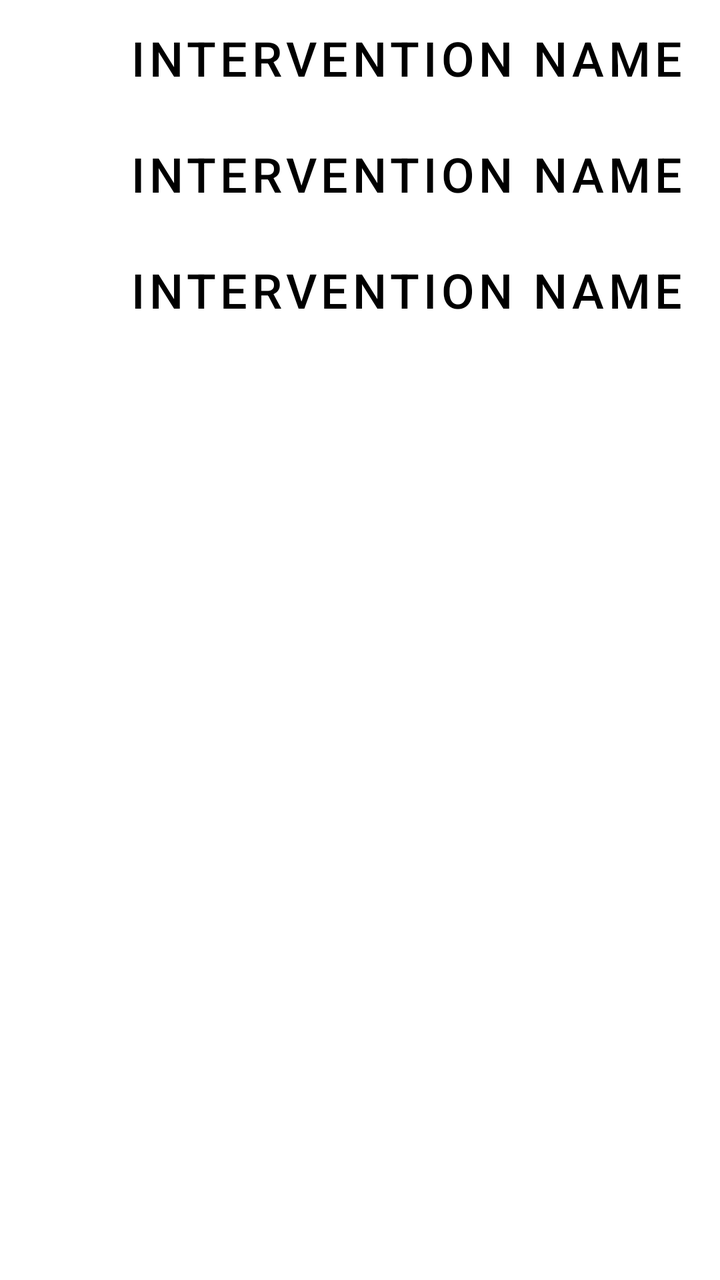
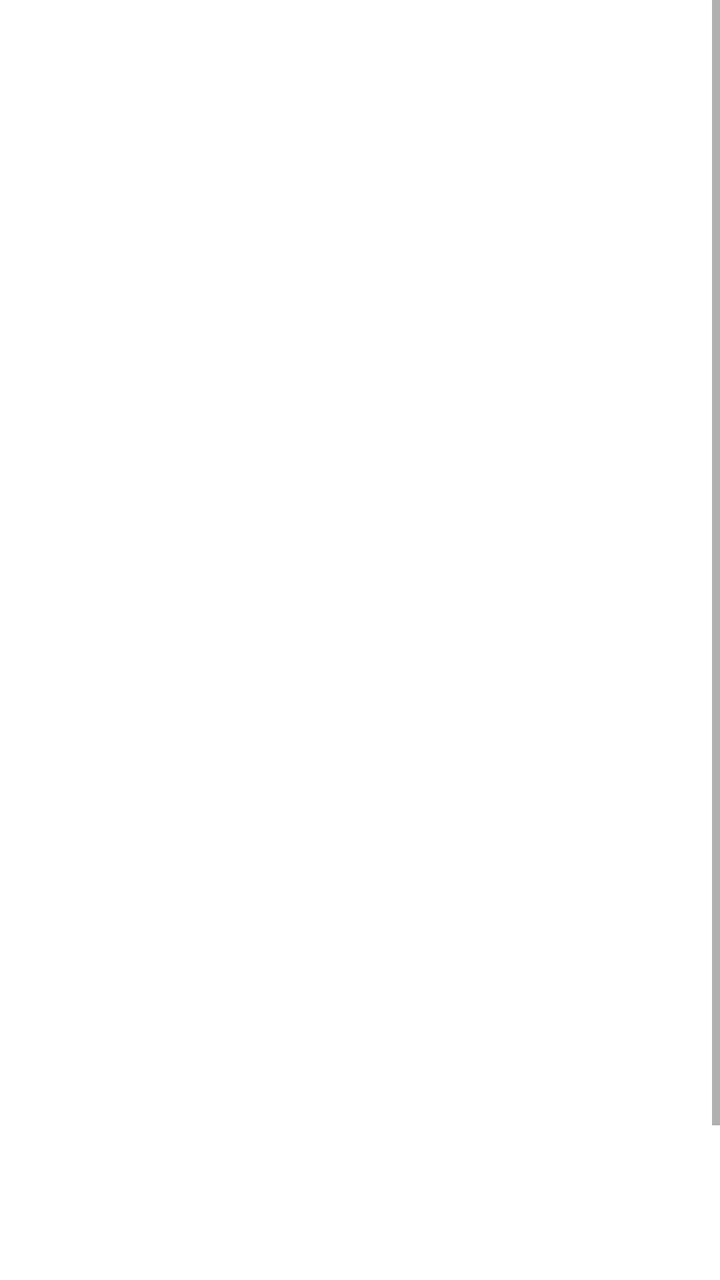

An Android layout rendered at two revisions. The XML below is the earlier revision; the diff shows what the commit changed to produce the second picture.
<!-- AndroidManifest.xml: application theme Theme.SELab23B02 -->
<!-- res/layout/fragment_interventions.xml -->
<?xml version="1.0" encoding="utf-8"?>
<LinearLayout xmlns:android="http://schemas.android.com/apk/res/android"
    xmlns:app="http://schemas.android.com/apk/res-auto"
    xmlns:tools="http://schemas.android.com/tools"
    android:layout_width="match_parent"
    android:layout_height="match_parent">

    <ScrollView
        android:layout_width="match_parent"
        android:layout_height="match_parent">

        <LinearLayout
            android:layout_width="match_parent"
            android:layout_height="wrap_content"
            android:orientation="vertical" >

            <androidx.constraintlayout.widget.ConstraintLayout
                android:id="@+id/singleInterventionConstraintLayout"
                android:layout_width="match_parent"
                android:layout_height="match_parent">

                <Button
                    android:id="@+id/buttonIntervention1"
                    android:layout_width="407dp"
                    android:layout_height="58dp"
                    android:background="@android:color/transparent"
                    android:onClick="openSingleInterventionFragment"
                    android:outlineAmbientShadowColor="#000000"
                    android:outlineProvider="none"
                    android:text="Intervention Name"
                    android:textAlignment="center"
                    android:textColor="#000000"
                    android:textSize="24sp"
                    app:layout_constraintStart_toStartOf="parent"
                    app:layout_constraintTop_toTopOf="parent"
                    tools:visibility="visible" />

                <Button
                    android:id="@+id/buttonIntervention2"
                    android:layout_width="407dp"
                    android:layout_height="58dp"
                    android:layout_marginTop="58dp"
                    android:background="@android:color/transparent"
                    android:onClick="openSingleInterventionFragment"
                    android:outlineAmbientShadowColor="#000000"
                    android:outlineProvider="none"
                    android:text="Intervention Name"
                    android:textAlignment="center"
                    android:textColor="#000000"
                    android:textSize="24sp"
                    app:layout_constraintStart_toStartOf="parent"
                    app:layout_constraintTop_toTopOf="parent"
                    tools:visibility="visible" />

                <Button
                    android:id="@+id/buttonIntervention3"
                    android:layout_width="407dp"
                    android:layout_height="58dp"
                    android:layout_marginTop="116dp"
                    android:background="@android:color/transparent"
                    android:onClick="openSingleInterventionFragment"
                    android:outlineAmbientShadowColor="#000000"
                    android:outlineProvider="none"
                    android:text="Intervention Name"
                    android:textAlignment="center"
                    android:textColor="#000000"
                    android:textSize="24sp"
                    app:layout_constraintStart_toStartOf="parent"
                    app:layout_constraintTop_toTopOf="parent"
                    tools:visibility="visible" />

            </androidx.constraintlayout.widget.ConstraintLayout>
        </LinearLayout>
    </ScrollView>

</LinearLayout>
<!-- resources referenced by this layout -->
<resources>
  <style name="Theme.SELab23B02" parent="Theme.MaterialComponents.DayNight.DarkActionBar">
          
          <item name="colorPrimary">@color/accent_color</item>
          <item name="colorPrimaryVariant">@color/accent_color</item>
          <item name="colorOnPrimary">@color/white</item>
          
          <item name="colorSecondary">@color/teal_200</item>
          <item name="colorSecondaryVariant">@color/teal_700</item>
          <item name="colorOnSecondary">@color/black</item>
          
          <item name="android:statusBarColor">?attr/colorPrimaryVariant</item>
          
      </style>
  <color name="accent_color">#516395</color>
  <color name="white">#FFFFFFFF</color>
  <color name="teal_200">#FF03DAC5</color>
  <color name="teal_700">#FF018786</color>
  <color name="black">#FF000000</color>
</resources>

<!-- the commit's change to res/layout/fragment_interventions.xml (unified diff, before → after) -->
@@ -17,7 +17,7 @@
             <androidx.constraintlayout.widget.ConstraintLayout
                 android:id="@+id/singleInterventionConstraintLayout"
                 android:layout_width="match_parent"
-                android:layout_height="match_parent">
+                android:layout_height="728dp">
 
                 <Button
                     android:id="@+id/buttonIntervention1"
@@ -31,9 +31,10 @@
                     android:textAlignment="center"
                     android:textColor="#000000"
                     android:textSize="24sp"
+                    android:visibility="invisible"
                     app:layout_constraintStart_toStartOf="parent"
                     app:layout_constraintTop_toTopOf="parent"
-                    tools:visibility="visible" />
+                    tools:visibility="invisible" />
 
                 <Button
                     android:id="@+id/buttonIntervention2"
@@ -48,9 +49,10 @@
                     android:textAlignment="center"
                     android:textColor="#000000"
                     android:textSize="24sp"
+                    android:visibility="invisible"
                     app:layout_constraintStart_toStartOf="parent"
                     app:layout_constraintTop_toTopOf="parent"
-                    tools:visibility="visible" />
+                    tools:visibility="invisible" />
 
                 <Button
                     android:id="@+id/buttonIntervention3"
@@ -65,9 +67,20 @@
                     android:textAlignment="center"
                     android:textColor="#000000"
                     android:textSize="24sp"
+                    android:visibility="invisible"
                     app:layout_constraintStart_toStartOf="parent"
                     app:layout_constraintTop_toTopOf="parent"
-                    tools:visibility="visible" />
+                    tools:visibility="invisible" />
+
+                <Button
+                    android:id="@+id/buttonAddNewIntervention"
+                    android:layout_width="148dp"
+                    android:layout_height="58dp"
+                    android:layout_marginStart="244dp"
+                    android:layout_marginTop="652dp"
+                    android:text="Add New Intervention"
+                    app:layout_constraintStart_toStartOf="parent"
+                    app:layout_constraintTop_toTopOf="parent" />
 
             </androidx.constraintlayout.widget.ConstraintLayout>
         </LinearLayout>
